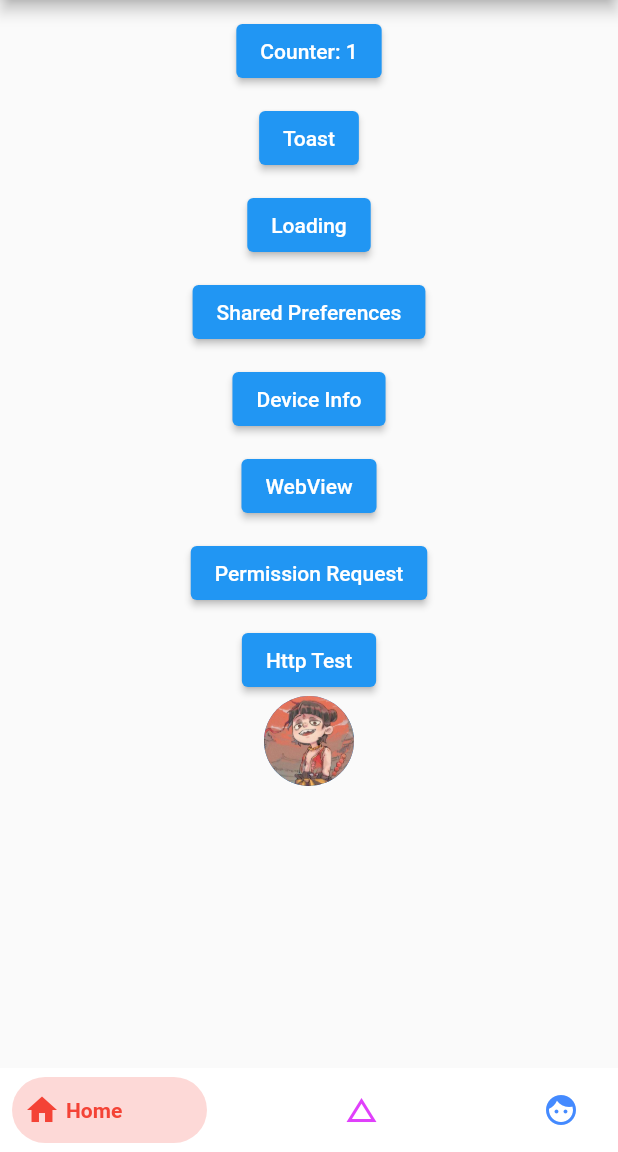
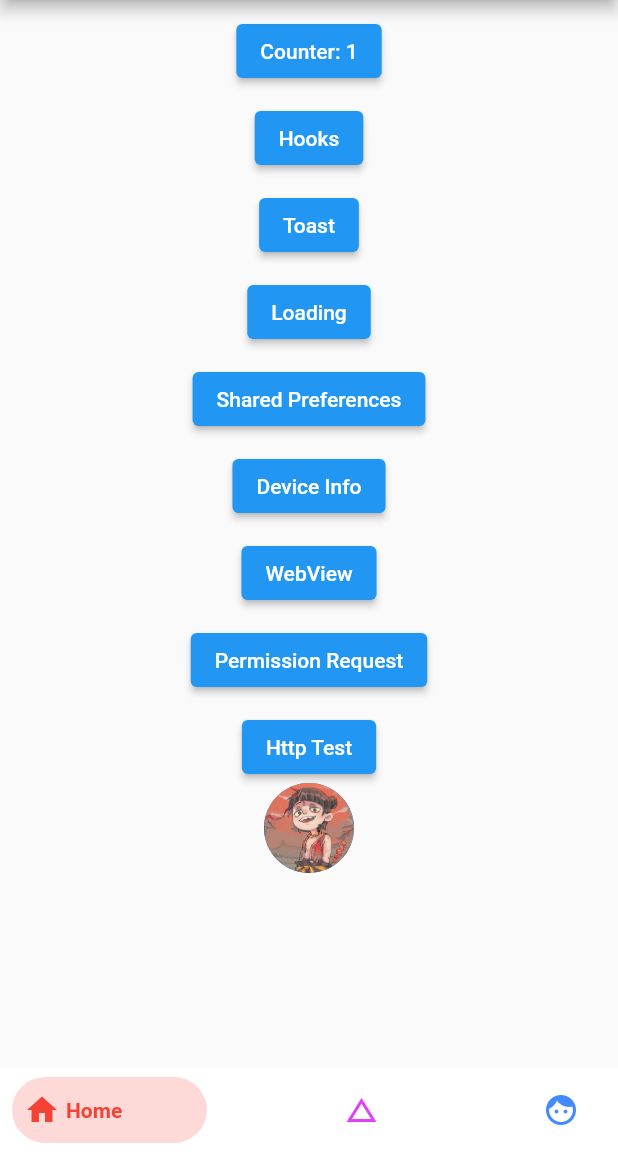
Before and after one commit to RealCoolSnow/flutter_quick_start, a Flutter app: the screen it shows after launch, after a tap on an icon or button, on a phone screen of 412 x 824 dp, the part 84-1236 px from its top. Run offline on Flutter 3.47's test engine with Material 2 defaults, Android fonts, the phone set to English and light mode, and no system bars; drawn by our look-alikes of bottom_navy_bar, flutter_easyloading; our stand-ins replace device_info_plus, dio, fluro, flutter_hooks, flutter_styled_toast, logger and 4 more; missing offline and left inert: back_button_interceptor.

Commit message:
feat: add flutter_hooks

```diff
--- a/lib/config/route/route_handlers.dart
+++ b/lib/config/route/route_handlers.dart
@@ -10,6 +10,7 @@ import 'package:fluro/fluro.dart';
 import 'package:flutter/material.dart';
 import 'package:flutter_quick_start/ui/page/about.dart';
 import 'package:flutter_quick_start/ui/page/home.dart';
+import 'package:flutter_quick_start/ui/page/hooks_demo.dart';
 import 'package:flutter_quick_start/ui/webview/webview.dart';
 
 /// home
@@ -24,6 +25,11 @@ var aboutHandler = Handler(
   return AboutPage();
 });
 
+var hooksHanlder = Handler(
+    handlerFunc: (BuildContext? context, Map<String, List<String>> params) {
+  return HooksDemoPage();
+});
+
 /// webview
 var webviewHanlder = Handler(
     handlerFunc: (BuildContext? context, Map<String, List<String>> params) {
--- a/lib/config/route/routes.dart
+++ b/lib/config/route/routes.dart
@@ -17,6 +17,7 @@ import 'package:flutter_quick_start/config/route/route_handlers.dart';
 class Routes {
   static const String home = "/";
   static const String about = "/about";
+  static const String hooks = "/hooks";
   static const String webview = "/webview";
   static void configureRoutes(FluroRouter router) {
     router.notFoundHandler = Handler(
@@ -25,6 +26,7 @@ class Routes {
     });
     router.define(home, handler: homeHandler);
     router.define(about, handler: aboutHandler);
+    router.define(hooks, handler: hooksHanlder);
     router.define(webview,
         handler: webviewHanlder, transitionType: TransitionType.fadeIn);
   }
--- a/lib/ui/page/home/tab1.dart
+++ b/lib/ui/page/home/tab1.dart
@@ -48,6 +48,14 @@ class _Tab1State extends State<Tab1> {
                     Text('Counter: ${counter.value}'),
               ),
             )),
+        Container(
+            margin: const EdgeInsets.only(top: 10.0),
+            child: ElevatedButton(
+                onPressed: () {
+                  Config.router.navigateTo(context, Routes.hooks,
+                      transition: TransitionType.inFromTop);
+                },
+                child: Text('Hooks'))),
         Container(
             margin: const EdgeInsets.only(top: 10.0),
             child: ElevatedButton(onPressed: _showToast, child: Text('Toast'))),
--- a/pubspec.yaml
+++ b/pubspec.yaml
@@ -53,6 +53,8 @@ dependencies:
   shimmer: ^2.0.0
   # bottom_navy_bar(Null safety) - https://pub.flutter-io.cn/packages/bottom_navy_bar
   bottom_navy_bar: ^6.0.0
+  # flutter_hooks - https://pub.flutter-io.cn/packages/flutter_hooks
+  flutter_hooks: ^0.18.4
 
 dev_dependencies:
   flutter_test:
```
Also changed, not shown: lib/ui/page/hooks_demo.dart (added, +28 -0 lines), pubspec.lock.
